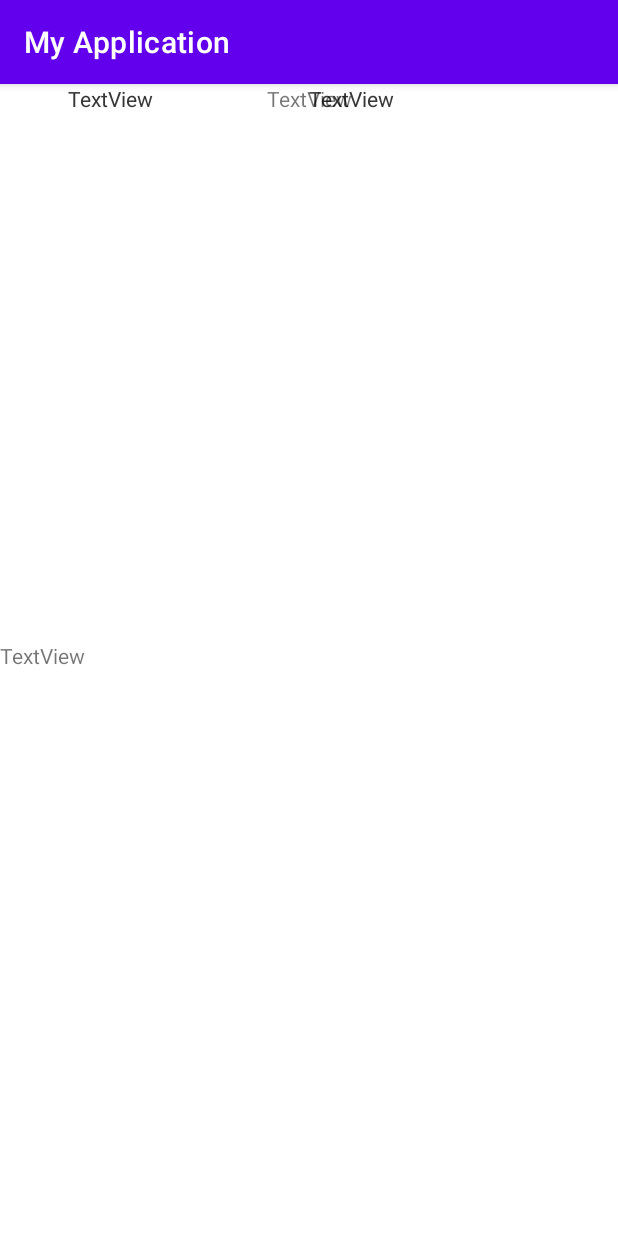
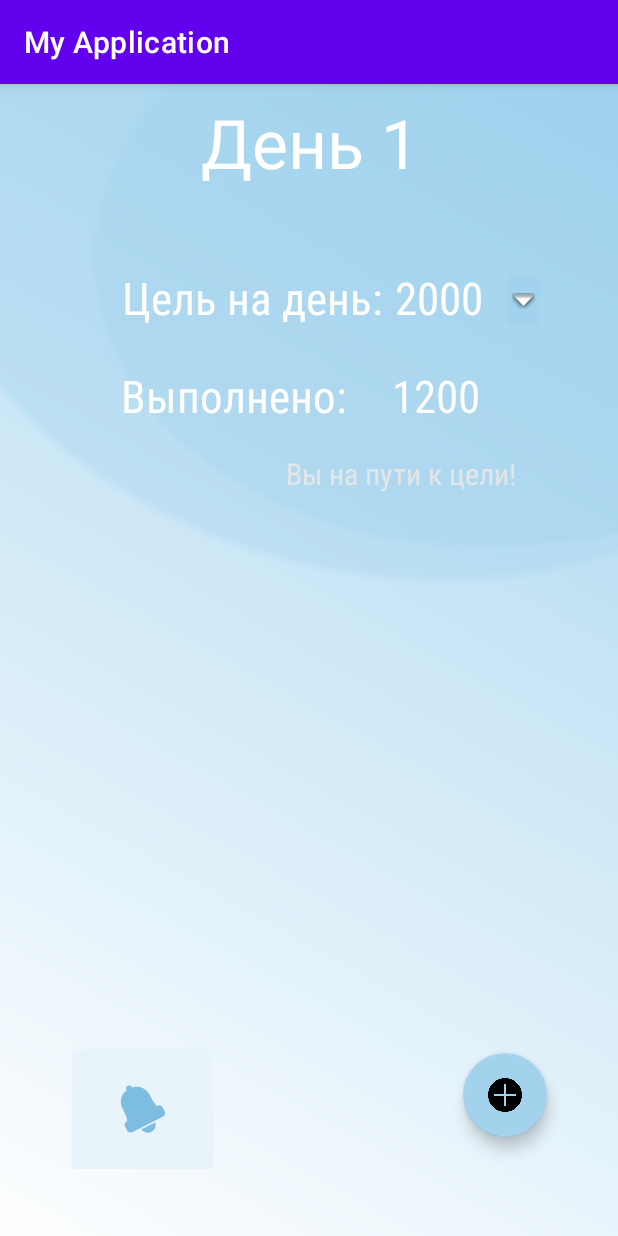
Before and after one commit to lokijul341/MyApp, an Android app: the screen it shows after launch (MainActivity), on a phone screen of 412 x 824 dp. Run offline under Robolectric (Android 15) with nearby library versions, the phone set to English and light mode, and no system bars.

Commit message:
Заполнение макета

```diff
--- a/app/src/main/res/layout/activity_main.xml
+++ b/app/src/main/res/layout/activity_main.xml
@@ -4,70 +4,176 @@
     xmlns:tools="http://schemas.android.com/tools"
     android:layout_width="match_parent"
     android:layout_height="match_parent"
-    tools:context=".MainActivity">
+    android:background="@drawable/back"
+    android:foregroundTint="#9C27B0"
+    tools:context=".MainActivity"
+    tools:layout_editor_absoluteX="0dp"
+    tools:layout_editor_absoluteY="0dp">
 
     <LinearLayout
-        android:layout_width="321dp"
-        android:layout_height="65dp"
+        android:id="@+id/linearLayout"
+        android:layout_width="283dp"
+        android:layout_height="34dp"
+        android:layout_marginStart="32dp"
+        android:layout_marginTop="33dp"
+        android:layout_marginBottom="150dp"
         android:orientation="horizontal"
+        app:layout_constraintBottom_toBottomOf="parent"
+
         app:layout_constraintEnd_toEndOf="parent"
         app:layout_constraintStart_toStartOf="parent"
-        tools:layout_editor_absoluteY="112dp">
+        app:layout_constraintTop_toTopOf="parent"
+        app:layout_constraintVertical_bias="0.28"
+        tools:ignore="MissingConstraints">
 
         <TextView
-            android:id="@+id/textView2"
-            android:layout_width="wrap_content"
+            android:id="@+id/textView21"
+            android:layout_width="250dp"
+            android:layout_height="wrap_content"
+            android:layout_weight="1"
+            android:fontFamily="sans-serif-condensed"
+            android:hint="@string/my_text_field_hint3"
+            android:text="@string/my_text_field_hint3"
+            android:textColor="@color/white"
+            android:textSize="30sp"
+            tools:layout_editor_absoluteX="0dp"
+            tools:layout_editor_absoluteY="0dp" />
+
+        <TextView
+            android:id="@+id/textView22"
+            android:layout_width="172dp"
             android:layout_height="match_parent"
             android:layout_weight="1"
-            android:text="TextView" />
+            android:fontFamily="sans-serif-condensed"
+            android:hint="@string/my_text_field_hint4"
+            android:rotationX="-2"
+            android:text="@string/my_text_field_hint4"
+            android:textColor="@color/white"
+            android:textSize="30sp"
+            tools:layout_editor_absoluteX="159dp"
+            tools:layout_editor_absoluteY="0dp" />
 
-        <TextView
-            android:id="@+id/textView3"
-            android:layout_width="wrap_content"
-            android:layout_height="84dp"
-            android:layout_weight="1"
-            android:text="TextView" />
     </LinearLayout>
 
     <LinearLayout
-        android:layout_width="321dp"
-        android:layout_height="57dp"
+        android:id="@+id/linearLayout2"
+        android:layout_width="282dp"
+        android:layout_height="44dp"
+        android:layout_marginStart="32dp"
+        android:layout_marginTop="16dp"
+        android:layout_marginBottom="150dp"
         android:orientation="horizontal"
+        app:layout_constraintBottom_toBottomOf="parent"
         app:layout_constraintEnd_toEndOf="parent"
         app:layout_constraintStart_toStartOf="parent"
-        tools:layout_editor_absoluteY="188dp">
+        app:layout_constraintTop_toTopOf="parent"
+        app:layout_constraintVertical_bias="0.19"
+        tools:ignore="MissingConstraints">
+
 
         <TextView
-            android:id="@+id/textView4"
-            android:layout_width="wrap_content"
+            android:id="@+id/textView12"
+            android:layout_width="187dp"
             android:layout_height="match_parent"
             android:layout_weight="1"
-            android:text="TextView" />
+            android:fontFamily="sans-serif-condensed"
+            android:hint="@string/my_text_field_hint"
+            android:text="@string/my_text_field_hint"
+            android:textColor="@color/white"
+            android:textSize="30sp"
+            android:visibility="visible"
+            tools:visibility="visible" />
 
         <TextView
-            android:id="@+id/textView5"
-            android:layout_width="wrap_content"
+            android:id="@+id/textView13"
+            android:layout_width="76dp"
             android:layout_height="match_parent"
             android:layout_weight="1"
-            android:text="TextView" />
+            android:fontFamily="sans-serif-condensed"
+            android:hint="@string/my_text_field_hint2"
+            android:text="@string/my_text_field_hint2"
+            android:textColor="@color/white"
+            android:textSize="30sp"
+            android:visibility="visible"
+            tools:visibility="visible" />
+
+        <ImageButton
+            android:id="@+id/imageButton7"
+            android:layout_width="29dp"
+            android:layout_height="match_parent"
+            android:backgroundTint="#A2D2ED"
+            app:srcCompat="@android:drawable/arrow_down_float" />
+
     </LinearLayout>
 
     <TextView
-        android:id="@+id/textView"
+        android:id="@+id/textView17"
         android:layout_width="wrap_content"
         android:layout_height="wrap_content"
-        android:text="TextView"
+        android:hint="@string/my_text_field_hint6"
+        android:text="@string/my_text_field_hint6"
+        android:textColor="@color/white"
+        android:textSize="45sp"
+        app:layout_constraintBottom_toBottomOf="parent"
         app:layout_constraintEnd_toEndOf="parent"
-        app:layout_constraintHorizontal_bias="0.5"
+        app:layout_constraintHorizontal_bias="0.502"
         app:layout_constraintStart_toStartOf="parent"
-        tools:layout_editor_absoluteY="42dp" />
+        app:layout_constraintTop_toTopOf="parent"
+        app:layout_constraintVertical_bias="0.012"
+        tools:ignore="MissingConstraints" />
 
     <TextView
-        android:id="@+id/textView6"
-        android:layout_width="97dp"
-        android:layout_height="26dp"
-        android:text="TextView"
+        android:id="@+id/textView18"
+        android:layout_width="154dp"
+        android:layout_height="41dp"
+        android:layout_marginTop="8dp"
+        android:fontFamily="sans-serif-condensed"
+        android:hint="@string/my_text_field_hint5"
+        android:text="@string/my_text_field_hint5"
+        android:textColor="#e3e6e8"
+        android:textSize="20sp"
         app:layout_constraintBottom_toBottomOf="parent"
+        app:layout_constraintEnd_toEndOf="parent"
+        app:layout_constraintHorizontal_bias="0.74"
+        app:layout_constraintStart_toStartOf="parent"
         app:layout_constraintTop_toTopOf="parent"
-        tools:layout_editor_absoluteX="189dp" />
+        app:layout_constraintVertical_bias="0.331"
+        tools:ignore="MissingConstraints" />
+
+    <ImageButton
+        android:id="@+id/imageButton5"
+        android:layout_width="102dp"
+        android:layout_height="92dp"
+        android:backgroundTint="#E9F4FA"
+        android:contentDescription="@string/todo2"
+        android:foregroundTint="#ADD7EF"
+        android:onClick="onMyButtonClick"
+        app:layout_constraintBottom_toBottomOf="parent"
+        app:layout_constraintEnd_toEndOf="parent"
+        app:layout_constraintHorizontal_bias="0.142"
+        app:layout_constraintStart_toStartOf="parent"
+        app:layout_constraintTop_toTopOf="parent"
+        app:layout_constraintVertical_bias="0.943"
+        app:srcCompat="@android:drawable/ic_popup_reminder"
+        app:tint="#7DBDE1"
+        tools:ignore="MissingConstraints" />
+
+    <com.google.android.material.floatingactionbutton.FloatingActionButton
+        android:id="@+id/floatingActionButton"
+        android:layout_width="wrap_content"
+        android:layout_height="wrap_content"
+        android:background="#F6FAFC"
+        android:clickable="true"
+        android:focusable="true"
+        android:foregroundTint="#ABD6EE"
+        android:tint="#A3D2ED"
+        app:backgroundTint="#A3D2ED"
+        app:layout_constraintBottom_toBottomOf="parent"
+        app:layout_constraintEnd_toEndOf="parent"
+        app:layout_constraintHorizontal_bias="0.867"
+        app:layout_constraintStart_toStartOf="parent"
+        app:layout_constraintTop_toTopOf="parent"
+        app:layout_constraintVertical_bias="0.907"
+        app:srcCompat="@drawable/_059617" />
+
 </androidx.constraintlayout.widget.ConstraintLayout>
--- a/app/src/main/res/values/strings.xml
+++ b/app/src/main/res/values/strings.xml
@@ -1,3 +1,14 @@
 <resources>
     <string name="app_name">My Application</string>
+    <string name="my_text_field_hint">Цель на день: </string>
+    <string name="my_text_field_hint2">2000</string>
+    <string name="my_text_field_hint3">Выполнено:</string>
+    <string name="my_text_field_hint4">1200</string>
+    <string name="my_text_field_hint5">Вы на пути к цели!</string>
+    <string name="my_text_field_hint6">День 1</string>
+    <string name="todo">TODO</string>
+    <string name="todo2">TODO</string>
+    <string name="name">Name</string>
+    <string name="closeactivity">CloseActivity</string>
+    <string name="complete">Готово</string>
 </resources>
```
Also changed, not shown: app/src/main/res/drawable/_059617.png (added), app/src/main/res/drawable/back.png (added), app/src/main/res/drawable/group_1.png (added), app/src/main/res/drawable/images.jpg (added), app/src/main/res/drawable/png_transparent_bell_chistmas_gift_christmas_is_comming_icon_thumbnail.png (added).
